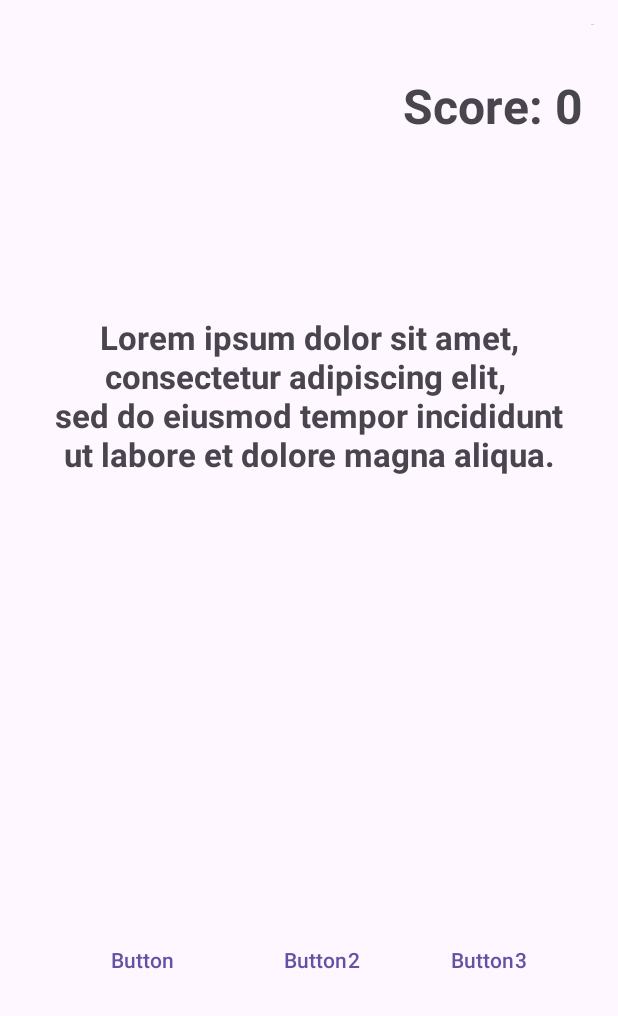
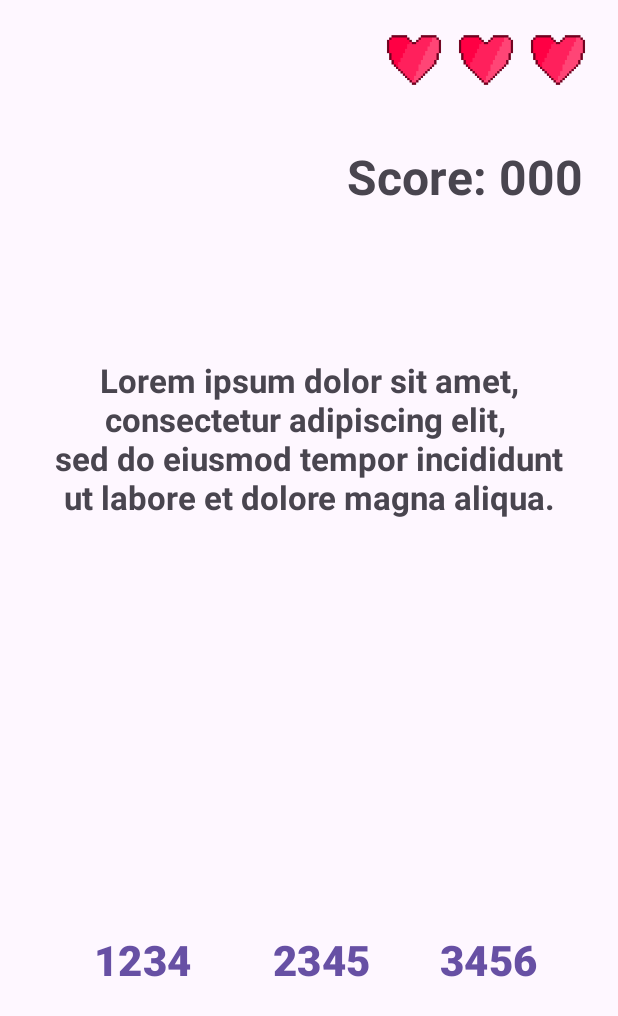
Before and after one commit to Timeshifts/Number_Quiz, an Android app: the layout activity_game.xml on its own in the app's theme, with its tools: preview values and no code run, on a phone screen of 412 x 824 dp. Shown: the top 1016 px of the screen. Run offline under Robolectric (Android 15) with nearby library versions, the phone set to English and light mode, and no system bars.

Commit message:
Add game activity

```diff
--- a/app/src/main/AndroidManifest.xml
+++ b/app/src/main/AndroidManifest.xml
@@ -24,6 +24,10 @@
                 <category android:name="android.intent.category.LAUNCHER" />
             </intent-filter>
         </activity>
+        <activity
+            android:name=".GameActivity"
+            android:exported="true">
+        </activity>
     </application>
 
 </manifest>
--- /dev/null
+++ b/app/src/main/java/com/example/number_quiz/GameActivity.java
@@ -0,0 +1,16 @@
+package com.example.number_quiz;
+
+import android.os.Bundle;
+
+import androidx.annotation.Nullable;
+import androidx.appcompat.app.AppCompatActivity;
+
+public class GameActivity extends AppCompatActivity {
+
+    @Override
+    public void onCreate(@Nullable Bundle savedInstanceState) {
+        super.onCreate(savedInstanceState);
+        setContentView(R.layout.activity_game);
+    }
+
+}
--- a/app/src/main/java/com/example/number_quiz/MainActivity.java
+++ b/app/src/main/java/com/example/number_quiz/MainActivity.java
@@ -1,8 +1,10 @@
 package com.example.number_quiz;
 
+import android.content.Intent;
+import android.os.Bundle;
+import android.widget.Button;
+
 import androidx.appcompat.app.AppCompatActivity;
-
-import android.os.Bundle;
 
 import com.android.volley.Request;
 import com.android.volley.RequestQueue;
@@ -21,11 +23,17 @@ public class MainActivity extends AppCompatActivity {
         super.onCreate(savedInstanceState);
         setContentView(R.layout.activity_main);
 
+        final Button startButton = findViewById(R.id.startButton);
+        startButton.setOnClickListener(v -> {
+            Intent intent = new Intent(getApplicationContext(), GameActivity.class);
+            startActivity(intent);
+        });
+
         if (requestQueue == null) {
             requestQueue = Volley.newRequestQueue(getApplicationContext());
         }
 
-        makeRequest();
+        //makeRequest();
     }
 
     public void makeRequest() {
--- a/app/src/main/res/layout/activity_game.xml
+++ b/app/src/main/res/layout/activity_game.xml
@@ -25,7 +25,9 @@
             android:layout_weight="1"
             android:scaleX="1"
             android:scaleY="1"
-            android:text="Button" />
+            android:textSize="28sp"
+            android:textStyle="bold"
+            tools:text="1234" />
 
         <Button
             android:id="@+id/button3"
@@ -33,7 +35,9 @@
             android:layout_width="96dp"
             android:layout_height="64dp"
             android:layout_weight="1"
-            android:text="Button2" />
+            android:textSize="28sp"
+            android:textStyle="bold"
+            tools:text="2345" />
 
         <Button
             android:id="@+id/button4"
@@ -42,7 +46,9 @@
             android:layout_height="64dp"
             android:layout_marginStart="15dp"
             android:layout_weight="1"
-            android:text="Button3" />
+            android:textSize="28sp"
+            android:textStyle="bold"
+            tools:text="3456" />
     </LinearLayout>
 
     <LinearLayout
@@ -61,24 +67,26 @@
 
         <ImageView
             android:id="@+id/heartView3"
-            android:layout_width="wrap_content"
-            android:layout_height="wrap_content"
+            android:layout_width="48dp"
+            android:layout_height="48dp"
             android:layout_weight="1"
-            tools:srcCompat="@tools:sample/avatars" />
+            app:srcCompat="@drawable/heart" />
 
         <ImageView
             android:id="@+id/heartView2"
-            android:layout_width="wrap_content"
-            android:layout_height="wrap_content"
+            android:layout_width="48dp"
+            android:layout_height="48dp"
             android:layout_weight="1"
-            tools:srcCompat="@tools:sample/avatars" />
+            app:srcCompat="@drawable/heart" />
 
         <ImageView
             android:id="@+id/heartView1"
-            android:layout_width="wrap_content"
-            android:layout_height="wrap_content"
+            android:layout_width="48dp"
+            android:layout_height="48dp"
             android:layout_weight="1"
-            tools:srcCompat="@tools:sample/avatars" />
+            android:scaleX="1"
+            android:scaleY="1"
+            app:srcCompat="@drawable/heart" />
     </LinearLayout>
 
     <TextView
@@ -87,7 +95,6 @@
         android:layout_height="wrap_content"
         android:layout_marginStart="32dp"
         android:layout_marginEnd="32dp"
-        android:text="Lorem ipsum dolor sit amet, consectetur adipiscing elit, \nsed do eiusmod tempor incididunt ut labore et dolore magna aliqua."
         android:textAlignment="center"
         android:textSize="22sp"
         android:textStyle="bold"
@@ -95,7 +102,8 @@
         app:layout_constraintEnd_toEndOf="parent"
         app:layout_constraintStart_toStartOf="parent"
         app:layout_constraintTop_toBottomOf="@+id/heartLayout"
-        app:layout_constraintVertical_bias="0.4" />
+        app:layout_constraintVertical_bias="0.4"
+        tools:text="Lorem ipsum dolor sit amet, consectetur adipiscing elit, \nsed do eiusmod tempor incididunt ut labore et dolore magna aliqua." />
 
     <TextView
         android:id="@+id/scoreView"
@@ -104,7 +112,6 @@
         android:layout_marginStart="24dp"
         android:layout_marginTop="32dp"
         android:layout_marginEnd="24dp"
-        android:text="Score: 0"
         android:textAlignment="textEnd"
         android:textSize="32sp"
         android:textStyle="bold"
@@ -113,5 +120,6 @@
         app:layout_constraintHorizontal_bias="0.0"
         app:layout_constraintStart_toStartOf="parent"
         app:layout_constraintTop_toBottomOf="@+id/heartLayout"
-        app:layout_constraintVertical_bias="0.0" />
+        app:layout_constraintVertical_bias="0.0"
+        tools:text="Score: 000" />
 </androidx.constraintlayout.widget.ConstraintLayout>
--- a/app/src/main/res/layout/activity_main.xml
+++ b/app/src/main/res/layout/activity_main.xml
@@ -21,7 +21,7 @@
         app:layout_constraintVertical_bias="0.256" />
 
     <Button
-        android:id="@+id/button"
+        android:id="@+id/startButton"
         android:layout_width="192dp"
         android:layout_height="96dp"
         android:text="@string/start_button"
```
